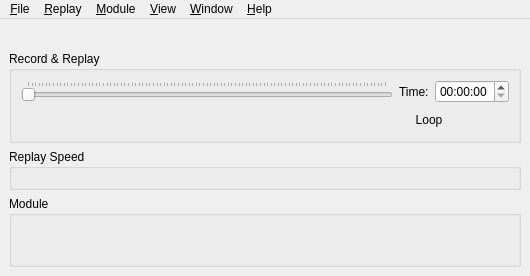
Before: the Qt Designer form src/UserInterface/src/MainWindow.ui in till213/SkyDolly, drawn with Qt 5.
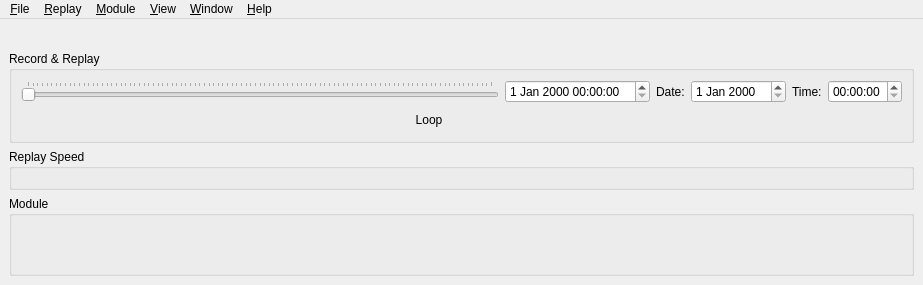
After: the same form once the commit is applied. Icons and pictures are not drawn. Custom widgets are drawn as their Qt base class.

Commit message: Add date edit in case flight duration > 24 hours

The edit to the form file:
```diff
--- a/src/UserInterface/src/MainWindow.ui
+++ b/src/UserInterface/src/MainWindow.ui
@@ -6,8 +6,8 @@
    <rect>
     <x>0</x>
     <y>0</y>
-    <width>516</width>
-    <height>276</height>
+    <width>923</width>
+    <height>285</height>
    </rect>
   </property>
   <property name="sizePolicy">
@@ -112,7 +112,20 @@
             </widget>
            </item>
            <item>
-            <widget class="QLabel" name="label_11">
+            <widget class="QDateTimeEdit" name="timeStampDateTimeEdit"/>
+           </item>
+           <item>
+            <widget class="QLabel" name="dateLabel">
+             <property name="text">
+              <string>Date:</string>
+             </property>
+            </widget>
+           </item>
+           <item>
+            <widget class="QDateEdit" name="timestampDateEdit"/>
+           </item>
+           <item>
+            <widget class="QLabel" name="timeLabel">
              <property name="text">
               <string>Time:</string>
              </property>
@@ -347,7 +360,7 @@
     <rect>
      <x>0</x>
      <y>0</y>
-     <width>516</width>
+     <width>923</width>
      <height>21</height>
     </rect>
    </property>
```
